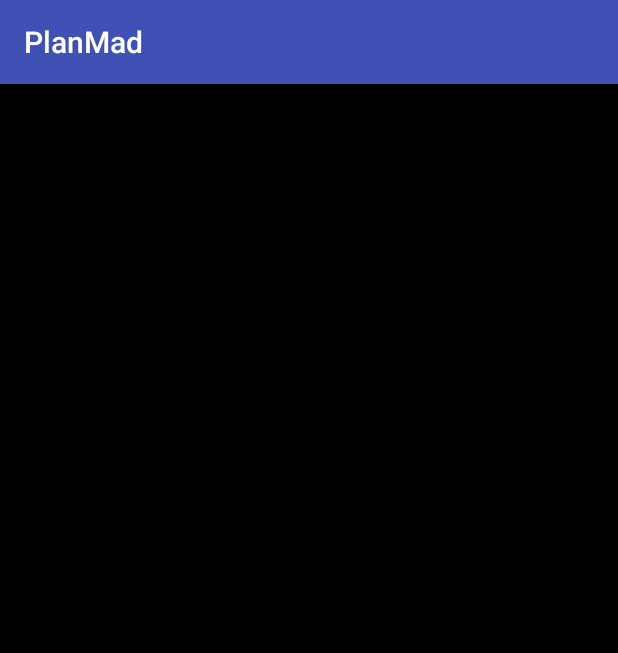
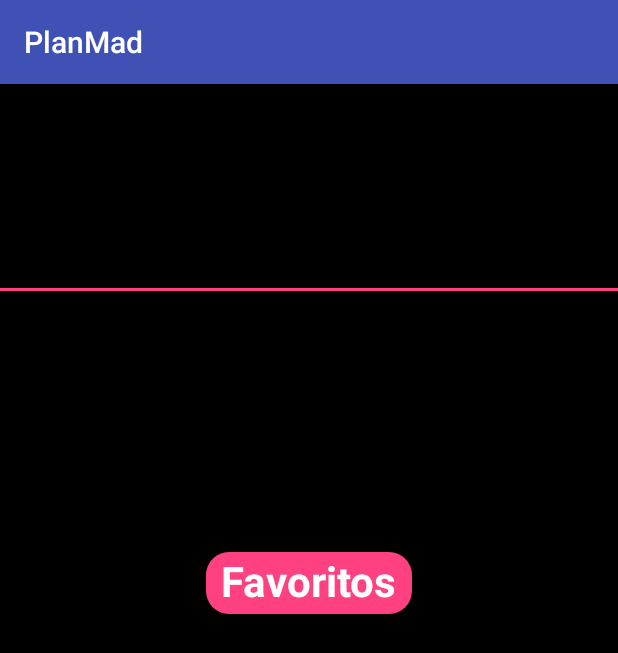
Before and after one commit to rovermore/PlanMad, an Android app: the DetailFragment screen opened directly, with no data from a screen before it, on a phone screen of 412 x 824 dp. Shown: the top 653 px of the screen. Run offline under Robolectric (Android 15) with nearby library versions, the phone set to English and light mode, and no system bars; our stand-ins replace Room's generated code; 8 statements that could not run were skipped.

```diff
--- a/app/build.gradle
+++ b/app/build.gradle
@@ -31,4 +31,10 @@ dependencies {
     androidTestImplementation 'com.android.support.test.espresso:espresso-core:3.0.2'
 
     implementation 'com.android.support:recyclerview-v7:28.0.0'
+
+    implementation "android.arch.persistence.room:runtime:1.1.1"
+    annotationProcessor "android.arch.persistence.room:compiler:1.1.1"
+
+    implementation "android.arch.lifecycle:extensions:1.1.1"
+    annotationProcessor "android.arch.lifecycle:compiler:1.1.1"
 }
--- /dev/null
+++ b/app/src/main/java/com/example/rovermore/planmad/database/AppDatabase.java
@@ -0,0 +1,36 @@
+package com.example.rovermore.planmad.database;
+
+import android.arch.persistence.room.Database;
+import android.arch.persistence.room.Room;
+import android.arch.persistence.room.RoomDatabase;
+import android.arch.persistence.room.TypeConverters;
+import android.content.Context;
+import android.util.Log;
+
+import com.example.rovermore.planmad.datamodel.Event;
+
+@Database(entities = {Event.class}, version = 1, exportSchema = false)
+@TypeConverters(DateConverter.class)
+public abstract class AppDatabase extends RoomDatabase {
+
+    private static final String LOG_TAG = AppDatabase.class.getSimpleName();
+    private static final Object LOCK = new Object();
+    private static final String DATABASE_NAME = "Events";
+    private static AppDatabase sInstance;
+
+    public static AppDatabase getInstance(Context context) {
+        if (sInstance == null) {
+            synchronized (LOCK) {
+                Log.d(LOG_TAG, "Creating new database instance");
+                sInstance = Room.databaseBuilder(context.getApplicationContext(),
+                        AppDatabase.class, AppDatabase.DATABASE_NAME)
+                        .build();
+            }
+        }
+        Log.d(LOG_TAG, "Getting the database instance");
+        return sInstance;
+    }
+
+    public abstract EventDao eventDao();
+
+}
--- /dev/null
+++ b/app/src/main/java/com/example/rovermore/planmad/database/EventDao.java
@@ -0,0 +1,36 @@
+package com.example.rovermore.planmad.database;
+
+import android.arch.lifecycle.LiveData;
+import android.arch.persistence.room.Dao;
+import android.arch.persistence.room.Delete;
+import android.arch.persistence.room.Insert;
+import android.arch.persistence.room.OnConflictStrategy;
+import android.arch.persistence.room.Query;
+import android.arch.persistence.room.Update;
+
+import com.example.rovermore.planmad.datamodel.Event;
+
+import java.util.List;
+
+@Dao
+public interface EventDao {
+
+    @Query("SELECT * FROM favEvents")
+    LiveData<List<Event>> loadAllMovies();
+
+    @Insert
+    void insertEvent(Event Event);
+
+    @Update(onConflict = OnConflictStrategy.REPLACE)
+    void updateEvent(Event Event);
+
+    @Delete
+    void deleteEvent(Event Event);
+
+    @Query("DELETE FROM favEvents WHERE id = :id")
+    int deleteBydbId(int id);
+
+    @Query("SELECT * FROM favEvents WHERE id = :id")
+    LiveData<Event> loadEventById(int id);
+
+}
--- a/app/src/main/java/com/example/rovermore/planmad/datamodel/Event.java
+++ b/app/src/main/java/com/example/rovermore/planmad/datamodel/Event.java
@@ -1,12 +1,15 @@
 package com.example.rovermore.planmad.datamodel;
 
+import android.arch.persistence.room.Entity;
+import android.arch.persistence.room.PrimaryKey;
 import android.os.Parcel;
 import android.os.Parcelable;
 
 import java.util.Date;
-
+@Entity(tableName = "favEvents")
 public class Event implements Parcelable {
 
+    @PrimaryKey(autoGenerate = true)
     private int id;
     private String title;
     private String description;
--- a/app/src/main/java/com/example/rovermore/planmad/fragments/DetailFragment.java
+++ b/app/src/main/java/com/example/rovermore/planmad/fragments/DetailFragment.java
@@ -6,12 +6,17 @@ import android.view.LayoutInflater;
 import android.view.View;
 import android.view.ViewGroup;
 import android.widget.TextView;
+import android.widget.Toast;
 
+import com.example.rovermore.planmad.AppExecutors;
 import com.example.rovermore.planmad.R;
+import com.example.rovermore.planmad.database.AppDatabase;
 import com.example.rovermore.planmad.datamodel.Event;
 
 
 public class DetailFragment extends Fragment {
+
+    private AppDatabase mDb;
 
     private Event event;
     private TextView name;
@@ -22,6 +27,7 @@ public class DetailFragment extends Fragment {
     private TextView recurrenceFrequency;
     private TextView price;
     private TextView description;
+    private TextView fav;
 
 
     public DetailFragment() {}
@@ -38,6 +44,8 @@ public class DetailFragment extends Fragment {
         // Inflate the layout for this fragment
         View rootView = inflater.inflate(R.layout.fragment_detail, container, false);
 
+        mDb = AppDatabase.getInstance(getContext());
+
         if(getArguments()!=null){
             event = getArguments().getParcelable(MainFragment.EVENT_KEY_NAME);
         } else {
@@ -52,6 +60,7 @@ public class DetailFragment extends Fragment {
         recurrenceFrequency = rootView.findViewById(R.id.tv_detail_recurrence_frequency);
         price = rootView.findViewById(R.id.tv_detail_price);
         description = rootView.findViewById(R.id.tv_detail_description);
+        fav = rootView.findViewById(R.id.tv_detail_favoritos);
 
         name.setText(event.getTitle());
         location.setText(event.getEventLocation());
@@ -62,6 +71,22 @@ public class DetailFragment extends Fragment {
         price.setText(String.valueOf(event.getPrice()));
         description.setText(event.getDescription());
 
+        fav.setOnClickListener(new View.OnClickListener() {
+            @Override
+            public void onClick(View view) {
+                //TODO: SAVE EVENT IN DATABASE
+                AppExecutors.getInstance().diskIO().execute(new Runnable() {
+                    @Override
+                    public void run() {
+                        mDb.eventDao().insertEvent(event);
+
+                    }
+                });
+
+                Toast.makeText(getContext(),"Event saved in favorites",Toast.LENGTH_SHORT).show();
+            }
+        });
+
         return rootView;
     }
 
--- /dev/null
+++ b/app/src/main/res/drawable/rounded_background.xml
@@ -0,0 +1,7 @@
+<?xml version="1.0" encoding="utf-8"?>
+<shape xmlns:android="http://schemas.android.com/apk/res/android">
+
+    <solid android:color="@color/colorAccent"/>
+    <corners android:radius="15dp"/>
+
+</shape>
--- a/app/src/main/res/layout/fragment_detail.xml
+++ b/app/src/main/res/layout/fragment_detail.xml
@@ -32,6 +32,12 @@
                 android:layout_width="match_parent"
                 android:layout_height="wrap_content"
                 android:textColor="@android:color/white"
+                android:layout_marginTop="28dp"/>
+
+            <View
+                android:layout_width="match_parent"
+                android:layout_height="2dp"
+                android:background="@color/colorAccent"
                 android:layout_marginTop="28dp"/>
 
             <TextView
@@ -71,7 +77,21 @@
                 android:layout_height="wrap_content"
                 android:textColor="@android:color/white" />
 
-
+            <TextView
+                android:layout_width="wrap_content"
+                android:layout_height="wrap_content"
+                android:id="@+id/tv_detail_favoritos"
+                android:background="@drawable/rounded_background"
+                android:text="@string/favoritos"
+                android:layout_marginTop="30dp"
+                android:layout_gravity="center"
+                android:textSize="28sp"
+                android:paddingRight="10dp"
+                android:paddingLeft="10dp"
+                android:paddingBottom="3dp"
+                android:textColor="@android:color/white"
+                android:textStyle="bold"
+                />
         </LinearLayout>
 
     </ScrollView>
--- a/app/src/main/res/values/strings.xml
+++ b/app/src/main/res/values/strings.xml
@@ -8,4 +8,5 @@
 
     <!-- TODO: Remove or change this placeholder text -->
     <string name="hello_blank_fragment">Hello blank fragment</string>
+    <string name="favoritos">Favoritos</string>
 </resources>
```
Also changed, not shown: app/src/main/java/com/example/rovermore/planmad/AppExecutors.java (added, +56 -0 lines), app/src/main/java/com/example/rovermore/planmad/database/DateConverter.java (added, +17 -0 lines).
